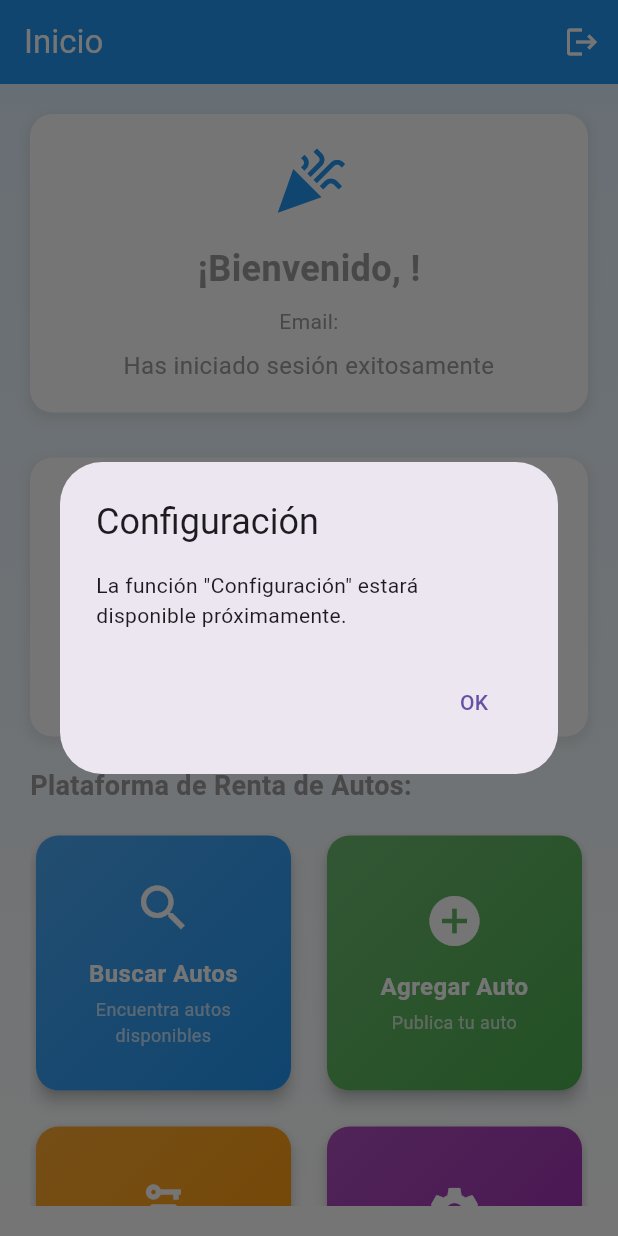
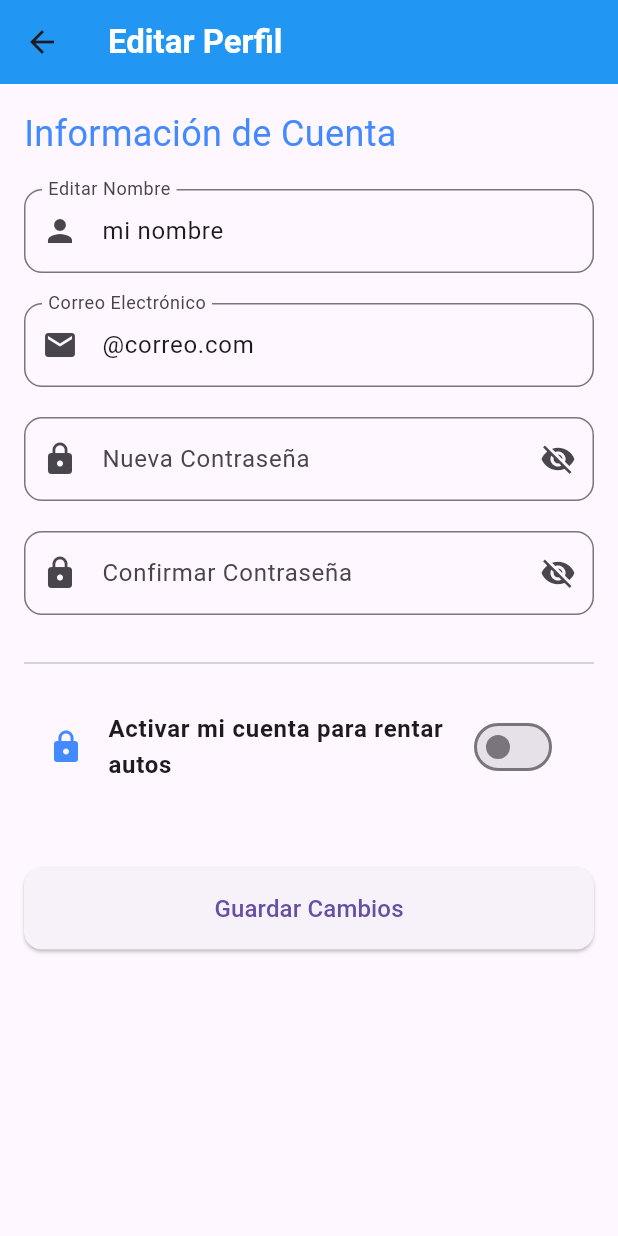
Before and after one commit to Velzeb/App-flutter-demo1, a Flutter app: the HomeScreen screen opened by its route, after a tap on "Configuración", on a phone screen of 412 x 824 dp. Run offline on Flutter 3.47's test engine with Material 3 defaults, Android fonts, the phone set to English and light mode, and no system bars; accounts and stored records are empty.

Commit message:
features: new page to edit profile frontend

```diff
--- /dev/null
+++ b/lib/screens/edit_profile_screen.dart
@@ -0,0 +1,310 @@
+import 'package:flutter/material.dart';
+import 'package:flutter/widgets.dart';
+
+class EditProfileScreen extends StatefulWidget {
+  const EditProfileScreen({super.key});
+
+  @override
+  State<EditProfileScreen> createState() => _EditProfileScreenState();
+}
+
+class _EditProfileScreenState extends State<EditProfileScreen> {
+  // Controladores para los campos de texto
+  final _nameController = TextEditingController(text: "mi nombre");
+  final _emailController = TextEditingController(text: "@correo.com");
+  final _passwordController = TextEditingController();
+  final _confirmPasswordController = TextEditingController();
+  final _addressController = TextEditingController(text: "Av. Siempre Viva 123");
+  final _insuranceController = TextEditingController(text: "123456789");
+
+  // Estado para manejar la visibilidad de los campos
+  bool _isRentingActivated = false;
+  bool _isPasswordVisible = false;
+  bool _isInsuranceVisible = false;
+
+  final _formKey = GlobalKey<FormState>();
+
+  @override
+  void dispose() {
+    // Limpia los controladores cuando el widget se destruye
+    _nameController.dispose();
+    _emailController.dispose();
+    _passwordController.dispose();
+    _confirmPasswordController.dispose();
+    _addressController.dispose();
+    _insuranceController.dispose();
+    super.dispose();
+  }
+
+  @override
+  Widget build(BuildContext context) {
+    return Scaffold(
+      appBar: AppBar(
+        title: const Text("Editar Perfil",
+          style: TextStyle(
+              color: Colors.white,
+              fontWeight:FontWeight.bold,
+          ),
+        ),
+        backgroundColor: Colors.blue,
+      ),
+      body: SingleChildScrollView(
+        child: Padding(
+          padding: const EdgeInsets.all(16.0),
+          child: Form(
+            key: _formKey,
+            child: Column(
+              crossAxisAlignment: CrossAxisAlignment.stretch,
+              children: [
+                Text(
+                  "Información de Cuenta",
+                  style: TextStyle(
+                    fontSize: 24,
+                    color: Colors.blueAccent,
+
+                  ),
+                ),
+                const SizedBox(height: 20),
+                _buildTextField(
+                  controller: _nameController,
+                  label: "Editar Nombre",
+                  icon: Icons.person,
+                ),
+                const SizedBox(height: 20),
+                _buildTextField(
+                  controller: _emailController,
+                  label: "Correo Electrónico",
+                  icon: Icons.email,
+                  keyboardType: TextInputType.emailAddress,
+                ),
+                const SizedBox(height: 20),
+                _buildPasswordField(
+                  controller: _passwordController,
+                  label: "Nueva Contraseña",
+                ),
+                const SizedBox(height: 20),
+                _buildPasswordField(
+                  controller: _confirmPasswordController,
+                  label: "Confirmar Contraseña",
+                ),
+                const SizedBox(height: 24),
+                const Divider(),
+                const SizedBox(height: 16),
+                _buildActivationSection(),
+                if (_isRentingActivated) _buildRentingForm(),
+                const SizedBox(height: 32),
+                ElevatedButton(
+                  onPressed: () {
+                    if (_formKey.currentState!.validate()) {
+                      // Lógica para guardar los datos del perfil
+                      ScaffoldMessenger.of(context).showSnackBar(
+                        const SnackBar(content: Text('Perfil actualizado')),
+                      );
+                    }
+                  },
+                  style: ElevatedButton.styleFrom(
+                    padding: const EdgeInsets.symmetric(vertical: 16),
+                    shape: RoundedRectangleBorder(
+                      borderRadius: BorderRadius.circular(12),
+                    ),
+                  ),
+                  child: const Text(
+                    "Guardar Cambios",
+                    style: TextStyle(fontSize: 16),
+                  ),
+                ),
+              ],
+            ),
+          ),
+        ),
+      ),
+    );
+  }
+
+  // --- Widgets Reutilizables ---
+
+  Widget _buildSectionTitle(String title) {
+    return Text(
+      title,
+      style: const TextStyle(
+        fontSize: 20,
+        fontWeight: FontWeight.bold,
+        color: Colors.blueAccent,
+      ),
+    );
+  }
+
+  Widget _buildTextField({
+    required TextEditingController controller,
+    required String label,
+    required IconData icon,
+    TextInputType keyboardType = TextInputType.text,
+    bool obscureText = false,
+    Widget? suffixIcon,
+  }) {
+    return TextFormField(
+      controller: controller,
+      keyboardType: keyboardType,
+      obscureText: obscureText,
+      decoration: InputDecoration(
+        labelText: label,
+        prefixIcon: Icon(icon),
+        suffixIcon: suffixIcon,
+        border: OutlineInputBorder(
+          borderRadius: BorderRadius.circular(12),
+        ),
+      ),
+      validator: (value) {
+        if (value == null || value.isEmpty) {
+          return 'Por favor, introduce tu $label';
+        }
+        return null;
+      },
+    );
+  }
+
+  Widget _buildPasswordField({
+    required TextEditingController controller,
+    required String label,
+  }) {
+    return TextFormField(
+      controller: controller,
+      obscureText: !_isPasswordVisible,
+      decoration: InputDecoration(
+        labelText: label,
+        prefixIcon: const Icon(Icons.lock),
+        border: OutlineInputBorder(
+          borderRadius: BorderRadius.circular(12),
+        ),
+        suffixIcon: IconButton(
+          icon: Icon(
+            _isPasswordVisible ? Icons.visibility : Icons.visibility_off,
+          ),
+          onPressed: () {
+            setState(() {
+              _isPasswordVisible = !_isPasswordVisible;
+            });
+          },
+        ),
+      ),
+      validator: (value) {
+        if (controller == _confirmPasswordController) {
+          if (value != _passwordController.text) {
+            return 'Las contraseñas no coinciden';
+          }
+        }
+        return null;
+      },
+    );
+  }
+
+  Widget _buildActivationSection() {
+    return Column(
+      children: [
+        SwitchListTile(
+          title: const Text(
+            "Activar mi cuenta para rentar autos",
+            style: TextStyle(fontWeight: FontWeight.w600),
+          ),
+          value: _isRentingActivated,
+          onChanged: (bool value) {
+            setState(() {
+              _isRentingActivated = value;
+            });
+          },
+          secondary: Icon(
+            _isRentingActivated ? Icons.lock_open : Icons.lock,
+            color: Colors.blueAccent,
+          ),
+        ),
+        const SizedBox(height: 16),
+      ],
+    );
+  }
+
+  Widget _buildRentingForm() {
+    return Column(
+      crossAxisAlignment: CrossAxisAlignment.start,
+      children: [
+        const Divider(),
+        const SizedBox(height: 16),
+        _buildSectionTitle("Editar informacion para Rentar"),
+        const SizedBox(height: 16),
+        _buildTextField(
+          controller: _addressController,
+          label: "Dirección",
+          icon: Icons.home,
+        ),
+        const SizedBox(height: 16),
+        TextFormField(
+          controller: _insuranceController,
+          obscureText: !_isInsuranceVisible,
+          decoration: InputDecoration(
+            labelText: "Número de Seguro",
+            prefixIcon: const Icon(Icons.shield),
+            border: OutlineInputBorder(
+              borderRadius: BorderRadius.circular(12),
+            ),
+            suffixIcon: IconButton(
+              icon: Icon(
+                _isInsuranceVisible ? Icons.visibility : Icons.visibility_off,
+              ),
+              onPressed: () {
+                setState(() {
+                  _isInsuranceVisible = !_isInsuranceVisible;
+                });
+              },
+            ),
+          ),
+          validator: (value) {
+            if (_isRentingActivated && (value == null || value.isEmpty)) {
+              return 'Este campo es obligatorio para rentar';
+            }
+            return null;
+          },
+        ),
+        const SizedBox(height: 24),
+        _buildImageUploader(
+          label: "Foto de mi Seguro",
+          onTap: () {
+            // Lógica para subir la foto del seguro
+          },
+        ),
+        const SizedBox(height: 24),
+        _buildImageUploader(
+          label: "Foto de mi Licencia",
+          onTap: () {
+            // Lógica para subir la foto de la licencia
+          },
+        ),
+      ],
+    );
+  }
+
+  Widget _buildImageUploader({required String label, required VoidCallback onTap}) {
+    return GestureDetector(
+      onTap: onTap,
+      child: Container(
+        height: 150,
+        decoration: BoxDecoration(
+          color: Colors.grey[200],
+          borderRadius: BorderRadius.circular(12),
+          border: Border.all(color: Colors.grey.shade400),
+        ),
+        child: Center(
+          child: Column(
+            mainAxisAlignment: MainAxisAlignment.center,
+            children: [
+              Icon(Icons.cloud_upload, color: Colors.grey[600], size: 40),
+              const SizedBox(height: 8),
+              Text(
+                label,
+                style: TextStyle(color: Colors.grey[800]),
+              ),
+            ],
+          ),
+        ),
+      ),
+    );
+  }
+}
--- a/lib/screens/home_screen.dart
+++ b/lib/screens/home_screen.dart
@@ -1,4 +1,5 @@
 import 'package:flutter/material.dart';
+import 'package:login_app/screens/edit_profile_screen.dart';
 import '../services/auth_service.dart';
 import '../services/car_service.dart';
 import 'car_list_screen.dart';
@@ -242,10 +243,14 @@ class _HomeScreenState extends State<HomeScreen> {
                       _buildMenuCard(
                         icon: Icons.settings,
                         title: 'Configuración',
-                        subtitle: 'Ajustes de la app',
+                        subtitle: 'Edita tu perfil',
                         color: Colors.purple,
                         onTap: () {
-                          _showComingSoonDialog(context, 'Configuración');
+                          Navigator.push(context,
+                            MaterialPageRoute(
+                                builder: (context)=> const EditProfileScreen(),
+                            ),
+                          );
                         },
                       ),
                       _buildMenuCard(
```
